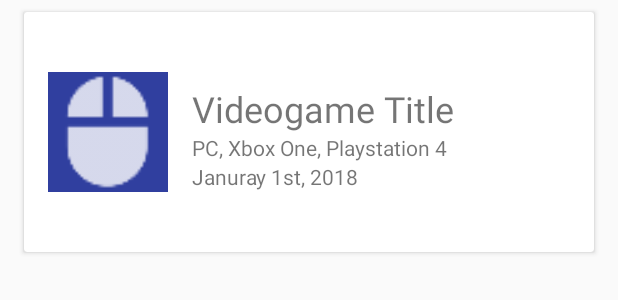
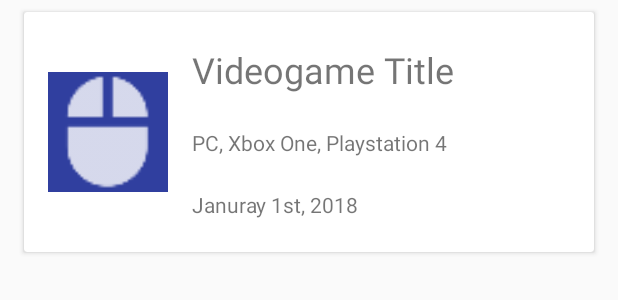
Before and after one commit to MatthewTimmons/UpcomingEventsApp, an Android app: the layout item_game.xml on its own in the app's theme, with its tools: preview values and no code run, on a phone screen of 412 x 824 dp. Shown: the top 300 px of the screen. Run offline under Robolectric (Android 15) with nearby library versions, the light colour scheme and no system bars.

Commit message:
Adds gutter guidelines and vertical chaining to Games and Movies card views

```diff
--- a/app/src/main/res/layout/item_game.xml
+++ b/app/src/main/res/layout/item_game.xml
@@ -13,56 +13,71 @@
     <android.support.constraint.ConstraintLayout
         android:id="@+id/constraint_layout"
         android:layout_width="match_parent"
-        android:layout_height="match_parent"
-        android:layout_marginBottom="8dp"
-        android:layout_marginLeft="16dp"
-        android:layout_marginRight="16dp"
-        android:layout_marginTop="8dp">
+        android:layout_height="match_parent">
+
+        <android.support.constraint.Guideline
+            android:id="@+id/left_gutter"
+            android:layout_width="wrap_content"
+            android:layout_height="wrap_content"
+            android:orientation="vertical"
+            app:layout_constraintGuide_begin="16dp"/>
+
+        <android.support.constraint.Guideline
+            android:id="@+id/rigth_gutter"
+            android:layout_width="wrap_content"
+            android:layout_height="wrap_content"
+            android:orientation="vertical"
+            app:layout_constraintGuide_end="16dp"/>
 
         <ImageView
             android:id="@+id/game_picture"
             android:layout_width="80dp"
             android:layout_height="80dp"
-            app:layout_constraintStart_toStartOf="parent"
+            app:layout_constraintBottom_toBottomOf="parent"
+            app:layout_constraintStart_toStartOf="@id/left_gutter"
             app:layout_constraintTop_toTopOf="parent"
-            app:layout_constraintBottom_toBottomOf="parent"
-            tools:src="@drawable/ic_games"
-            tools:background="@color/colorPrimaryDark"/>
+            tools:background="@color/colorPrimaryDark"
+            tools:src="@drawable/ic_games"/>
 
         <TextView
             android:id="@+id/game_title"
-            android:layout_width="wrap_content"
+            android:layout_width="0dp"
             android:layout_height="wrap_content"
-            android:layout_marginBottom="32dp"
             android:layout_marginLeft="16dp"
             android:lines="1"
             android:textSize="24sp"
-            app:layout_constraintBottom_toBottomOf="parent"
-            app:layout_constraintLeft_toRightOf="@id/game_picture"
+            app:layout_constraintBottom_toTopOf="@+id/release_consoles"
+            app:layout_constraintEnd_toEndOf="@id/rigth_gutter"
+            app:layout_constraintStart_toEndOf="@id/game_picture"
             app:layout_constraintTop_toTopOf="parent"
+            app:layout_constraintVertical_chainStyle="spread"
             tools:text="Videogame Title" />
 
         <TextView
             android:id="@+id/release_consoles"
-            android:layout_width="wrap_content"
+            android:layout_width="0dp"
             android:layout_height="wrap_content"
+            android:lines="1"
             android:layout_marginLeft="16dp"
-            android:text="TextView"
-            tools:text="PC, Xbox One, Playstation 4"
-            android:lines="1"
-            app:layout_constraintLeft_toRightOf="@id/game_picture"
-            app:layout_constraintTop_toBottomOf="@id/game_title" />
+            app:layout_constraintBottom_toTopOf="@+id/game_release_date"
+            app:layout_constraintEnd_toEndOf="@id/rigth_gutter"
+            app:layout_constraintStart_toEndOf="@id/game_picture"
+            app:layout_constraintTop_toBottomOf="@id/game_title"
+            app:layout_constraintVertical_chainStyle="packed"
+            tools:text="PC, Xbox One, Playstation 4" />
 
         <TextView
             android:id="@+id/game_release_date"
-            android:layout_width="wrap_content"
+            android:layout_width="0dp"
             android:layout_height="wrap_content"
+            android:lines="1"
             android:layout_marginLeft="16dp"
-            android:text="TextView"
-            tools:text="Januray 1st, 2018"
-            android:lines="1"
-            app:layout_constraintLeft_toRightOf="@id/game_picture"
-            app:layout_constraintTop_toBottomOf="@id/release_consoles" />
+            app:layout_constraintTop_toBottomOf="@id/release_consoles"
+            app:layout_constraintEnd_toEndOf="@id/rigth_gutter"
+            app:layout_constraintStart_toEndOf="@id/game_picture"
+            app:layout_constraintBottom_toBottomOf="parent"
+            app:layout_constraintVertical_chainStyle="packed"
+            tools:text="Januray 1st, 2018" />
 
     </android.support.constraint.ConstraintLayout>
 </android.support.v7.widget.CardView>
```
Also changed, not shown: app/src/main/res/layout/item_concert.xml (+4 -3 lines), app/src/main/res/layout/item_movie.xml (+38 -25 lines).
